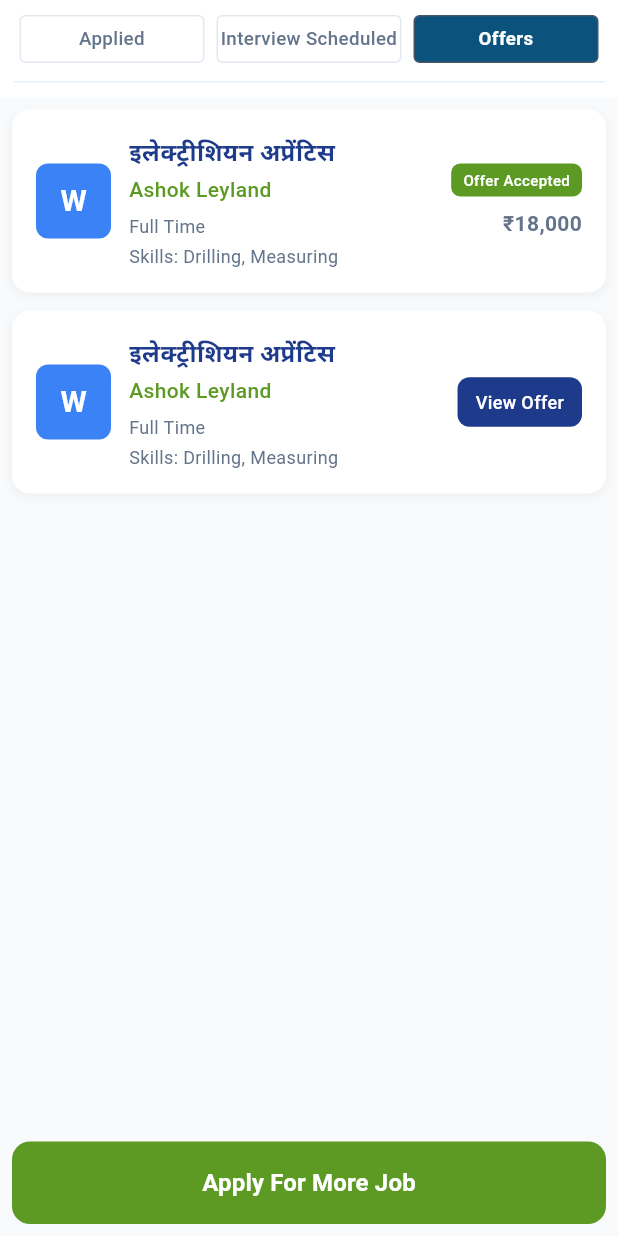
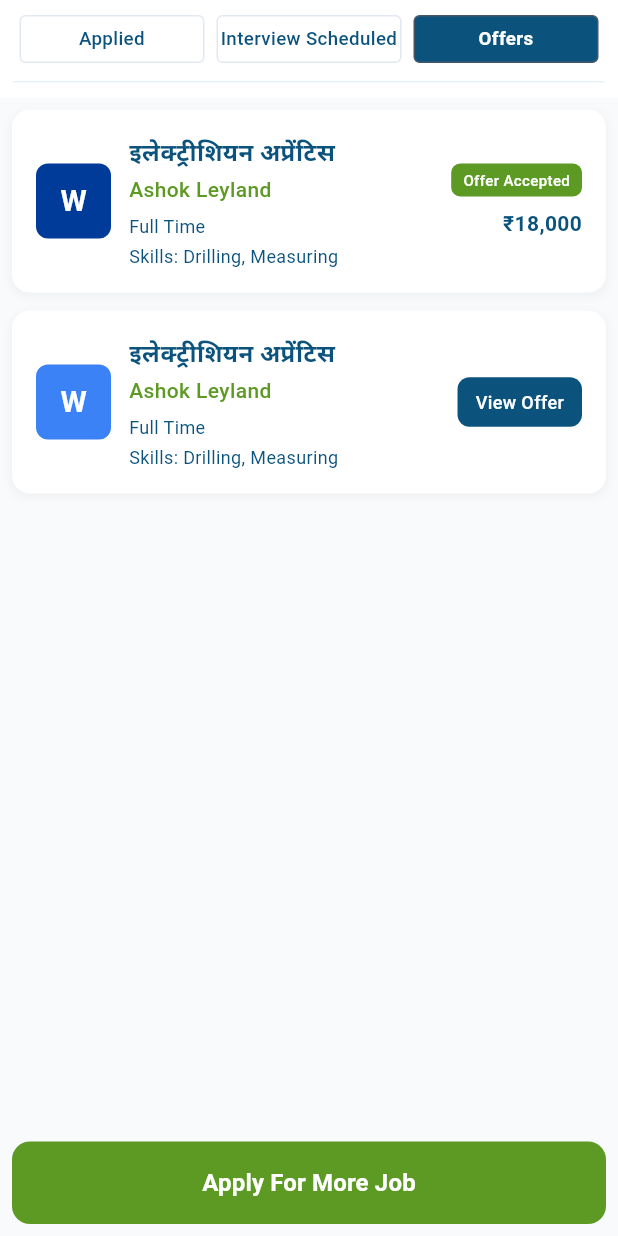
Before and after one commit to Poojadhameja/jobsahi-studentapp, a Flutter app: the AppTracker1Screen screen opened by its route, after a tap on "Interview Scheduled", after a tap on "Offers", on a phone screen of 412 x 824 dp. Run offline on Flutter 3.47's test engine with Material 3 defaults, Android fonts, the phone set to English and light mode, and no system bars.

Commit message:
ui changes in files calenderView aboutCompany appConstants and apptracker

```diff
--- a/lib/pages/jobs/app_tracker1.dart
+++ b/lib/pages/jobs/app_tracker1.dart
@@ -91,7 +91,7 @@ class _AppTracker1ScreenState extends State<AppTracker1Screen> {
                               ? Colors
                                     .white // White text for selected tab
                               : const Color(
-                                  0xFF64748B,
+                                  0xFF0B537D,
                                 ), // Dark grey text for unselected tabs
                         ),
                       ),
@@ -194,7 +194,7 @@ class _AppTracker1ScreenState extends State<AppTracker1Screen> {
                       style: TextStyle(
                         fontSize: 18,
                         fontWeight: FontWeight.bold,
-                        color: Color(0xFF1E3A8A), // Dark blue color
+                        color: Color(0xFF0B537D), // Dark blue color
                       ),
                     ),
                   ),
@@ -225,7 +225,7 @@ class _AppTracker1ScreenState extends State<AppTracker1Screen> {
                 'Bharat Electrician Pvt. Ltd.',
                 style: TextStyle(
                   fontSize: 15,
-                  color: Color(0xFF64748B),
+                  color: Color(0xFF0B537D),
                   fontWeight: FontWeight.w500,
                 ),
               ),
@@ -240,14 +240,14 @@ class _AppTracker1ScreenState extends State<AppTracker1Screen> {
               // Application date
               const Text(
                 'Applied on 10 july 2025',
-                style: TextStyle(fontSize: 13, color: Color(0xFF64748B)),
+                style: TextStyle(fontSize: 13, color: Color(0xFF0B537D)),
               ),
               const SizedBox(height: 6),
 
               // Number of positions
               const Text(
                 '5 position',
-                style: TextStyle(fontSize: 13, color: Color(0xFF64748B)),
+                style: TextStyle(fontSize: 13, color: Color(0xFF0B537D)),
               ),
               const SizedBox(height: 16),
 
@@ -282,11 +282,11 @@ class _AppTracker1ScreenState extends State<AppTracker1Screen> {
   Widget _buildJobDetail(IconData icon, String text) {
     return Row(
       children: [
-        Icon(icon, size: 18, color: const Color(0xFF64748B)),
+        Icon(icon, size: 18, color: const Color(0xFF0B537D)),
         const SizedBox(width: 8),
         Text(
           text,
-          style: const TextStyle(fontSize: 14, color: Color(0xFF64748B)),
+          style: const TextStyle(fontSize: 14, color: Color(0xFF0B537D)),
         ),
       ],
     );
@@ -321,7 +321,7 @@ class _AppTracker1ScreenState extends State<AppTracker1Screen> {
         //           child: const Text(
         //             'Calendar View',
         //             style: TextStyle(
-        //               color: Color(0xFF1E3A8A),
+        //               color: Color(0xFF0B537D),
         //               fontSize: 13,
         //               fontWeight: FontWeight.w500,
         //             ),
@@ -386,7 +386,7 @@ class _AppTracker1ScreenState extends State<AppTracker1Screen> {
                             style: TextStyle(
                               fontSize: 16,
                               fontWeight: FontWeight.bold,
-                              color: Color(0xFF1E3A8A), // Dark blue color
+                              color: Color(0xFF0B537D), // Dark blue color
                             ),
                           ),
                           const SizedBox(height: 3),
@@ -396,7 +396,7 @@ class _AppTracker1ScreenState extends State<AppTracker1Screen> {
                             'Ashok Leyland',
                             style: TextStyle(
                               fontSize: 14,
-                              color: Color(0xFF10B981), // Light green color
+                              color: Color(0xFF5C9A24), // Light green color
                               fontWeight: FontWeight.w500,
                             ),
                           ),
@@ -407,7 +407,7 @@ class _AppTracker1ScreenState extends State<AppTracker1Screen> {
                             'Location Bhopal',
                             style: TextStyle(
                               fontSize: 12,
-                              color: Color(0xFF64748B), // Dark grey color
+                              color: Color(0xFF0B537D), // Dark grey color
                             ),
                           ),
                           const SizedBox(height: 3),
@@ -417,7 +417,7 @@ class _AppTracker1ScreenState extends State<AppTracker1Screen> {
                             'Interview: 25 July 2025',
                             style: TextStyle(
                               fontSize: 12,
-                              color: Color(0xFF64748B), // Dark grey color
+                              color: Color(0xFF0B537D), // Dark grey color
                             ),
                           ),
                         ],
@@ -429,7 +429,7 @@ class _AppTracker1ScreenState extends State<AppTracker1Screen> {
                       'Interview:\nWalk-In',
                       style: TextStyle(
                         fontSize: 11,
-                        color: Color(0xFF1E3A8A), // Dark blue color
+                        color: Color(0xFF0B537D), // Dark blue color
                         fontWeight: FontWeight.w500,
                       ),
                       textAlign: TextAlign.right,
@@ -475,7 +475,7 @@ class _AppTracker1ScreenState extends State<AppTracker1Screen> {
                       width: 50,
                       height: 50,
                       decoration: BoxDecoration(
-                        color: const Color(0xFF3B82F6),
+                        color: const Color.fromARGB(255, 0, 59, 153),
                         borderRadius: BorderRadius.circular(8),
                       ),
                       child: const Center(
@@ -502,7 +502,7 @@ class _AppTracker1ScreenState extends State<AppTracker1Screen> {
                             style: TextStyle(
                               fontSize: 16,
                               fontWeight: FontWeight.bold,
-                              color: Color(0xFF1E3A8A), // Dark blue color
+                              color: Color(0xFF0B537D), // Dark blue color
                             ),
                           ),
                           const SizedBox(height: 3),
@@ -523,7 +523,7 @@ class _AppTracker1ScreenState extends State<AppTracker1Screen> {
                             'Full Time',
                             style: TextStyle(
                               fontSize: 12,
-                              color: Color(0xFF64748B), // Dark grey color
+                              color: Color(0xFF0B537D), // Dark grey color
                             ),
                           ),
                           const SizedBox(height: 3),
@@ -533,7 +533,7 @@ class _AppTracker1ScreenState extends State<AppTracker1Screen> {
                             'Skills: Drilling, Measuring',
                             style: TextStyle(
                               fontSize: 12,
-                              color: Color(0xFF64748B), // Dark grey color
+                              color: Color(0xFF0B537D), // Dark grey color
                             ),
                           ),
                         ],
@@ -570,7 +570,7 @@ class _AppTracker1ScreenState extends State<AppTracker1Screen> {
                           '₹18,000',
                           style: TextStyle(
                             fontSize: 14,
-                            color: Color(0xFF64748B), // Dark grey color
+                            color: Color(0xFF0B537D), // Dark grey color
                             fontWeight: FontWeight.w600,
                           ),
                         ),
@@ -630,7 +630,7 @@ class _AppTracker1ScreenState extends State<AppTracker1Screen> {
                             style: TextStyle(
                               fontSize: 16,
                               fontWeight: FontWeight.bold,
-                              color: Color(0xFF1E3A8A), // Dark blue color
+                              color: Color(0xFF0B537D), // Dark blue color
                             ),
                           ),
                           const SizedBox(height: 3),
@@ -651,7 +651,7 @@ class _AppTracker1ScreenState extends State<AppTracker1Screen> {
                             'Full Time',
                             style: TextStyle(
                               fontSize: 12,
-                              color: Color(0xFF64748B), // Dark grey color
+                              color: Color(0xFF0B537D), // Dark grey color
                             ),
                           ),
                           const SizedBox(height: 3),
@@ -661,7 +661,7 @@ class _AppTracker1ScreenState extends State<AppTracker1Screen> {
                             'Skills: Drilling, Measuring',
                             style: TextStyle(
                               fontSize: 12,
-                              color: Color(0xFF64748B), // Dark grey color
+                              color: Color(0xFF0B537D), // Dark grey color
                             ),
                           ),
                         ],
@@ -675,7 +675,7 @@ class _AppTracker1ScreenState extends State<AppTracker1Screen> {
                         vertical: 8,
                       ),
                       decoration: BoxDecoration(
-                        color: const Color(0xFF1E3A8A), // Dark blue
+                        color: const Color(0xFF0B537D), // Dark blue
                         borderRadius: BorderRadius.circular(8),
                       ),
                       child: const Text(
--- a/lib/pages/jobs/calendar_view.dart
+++ b/lib/pages/jobs/calendar_view.dart
@@ -16,12 +16,12 @@ class _CalendarViewScreenState extends State<CalendarViewScreen> {
   @override
   Widget build(BuildContext context) {
     return Scaffold(
-      backgroundColor: const Color(0xFFF8FAFC), // Light grey background
+      backgroundColor: const Color(0xFFFAFCFF), // Light grey background
       appBar: const SimpleAppBar(
         title: 'Interview Calendar / इंटरव्यू कैलेंडर',
         showBackButton: true,
-        backgroundColor: Color(0xFF475569), // Dark grey background
-        titleColor: Colors.white, // White text and icons
+        backgroundColor: Color(0xFFFAFCFF), // Dark grey background
+        titleColor: Color.fromARGB(255, 11, 83, 125), // White text and icons
       ),
       body: SafeArea(
         child: Padding(
@@ -80,7 +80,7 @@ class _CalendarViewScreenState extends State<CalendarViewScreen> {
                 style: TextStyle(
                   fontSize: 20,
                   fontWeight: FontWeight.bold,
-                  color: Color(0xFF1E3A8A),
+                  color: Color(0xFF0B537D),
                 ),
               ),
               IconButton(
@@ -172,13 +172,13 @@ class _CalendarViewScreenState extends State<CalendarViewScreen> {
               margin: const EdgeInsets.all(2),
               decoration: BoxDecoration(
                 color: isSelected
-                    ? const Color(0xFF3B82F6) // Blue for selected date
+                    ? const Color(0xFF0B537D) // Blue for selected date
                     : isToday
                     ? const Color(0xFFE3F2FD) // Light blue for today
                     : Colors.transparent,
                 borderRadius: BorderRadius.circular(20),
                 border: isToday && !isSelected
-                    ? Border.all(color: const Color(0xFF3B82F6), width: 1)
+                    ? Border.all(color: const Color(0xFF0B537D), width: 1)
                     : null,
               ),
               child: Center(
@@ -189,7 +189,7 @@ class _CalendarViewScreenState extends State<CalendarViewScreen> {
                     fontWeight: isSelected
                         ? FontWeight.bold
                         : FontWeight.normal,
-                    color: isSelected ? Colors.white : const Color(0xFF1E3A8A),
+                    color: isSelected ? Colors.white : const Color(0xFF0B537D),
                   ),
                 ),
               ),
--- a/lib/utils/app_constants.dart
+++ b/lib/utils/app_constants.dart
@@ -5,15 +5,15 @@ class AppConstants {
   AppConstants._();
 
   /// App Colors
-  static const Color primaryColor = Color(0xFF144B75);
+  static const Color primaryColor = Color(0xFF0B537D);
   static const Color secondaryColor = Color(0xFF5C9A24);
-  static const Color accentColor = Colors.blue;
-  static const Color locationAccentColor = Color(0xFF4A90E2);
+  static const Color accentColor = Color(0xFF0B537D);
+  static const Color locationAccentColor = Color(0xFF0B537D);
   static const Color backgroundColor = Color(0xFFF5F9FC);
   static const Color cardBackgroundColor = Colors.white;
-  static const Color textPrimaryColor = Color(0xFF144B75);
+  static const Color textPrimaryColor = Color(0xFF0B537D);
   static const Color textSecondaryColor = Colors.black54;
-  static const Color borderColor = Colors.grey;
+  static const Color borderColor = Color.fromARGB(44, 11, 83, 125);
   static const Color successColor = Color(0xFF5C9A24);
   static const Color warningColor = Colors.orange;
   static const Color errorColor = Colors.red;
```
